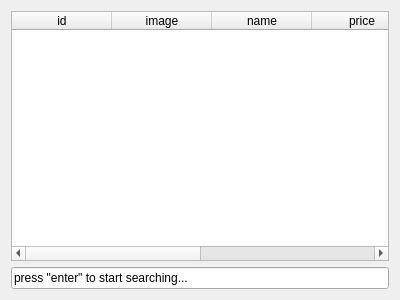
Old version of the form client/shopwidget.ui in the repository gitjip/microtrade.
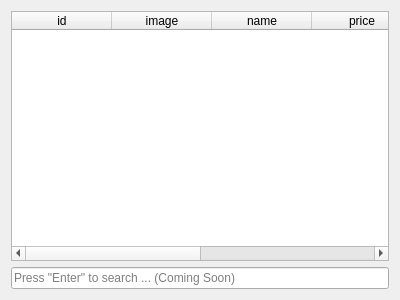
New version of the form.

Commit message: Half complete ui interaction.

```diff
--- a/client/shopwidget.ui
+++ b/client/shopwidget.ui
@@ -72,7 +72,10 @@
    <item row="2" column="0">
     <widget class="QLineEdit" name="searchLineEdit">
      <property name="text">
-      <string>press &quot;enter&quot; to start searching...</string>
+      <string/>
+     </property>
+     <property name="placeholderText">
+      <string>Press &quot;Enter&quot; to search ... (Coming Soon)</string>
      </property>
     </widget>
    </item>
```
The commit also changes 4 other files.
